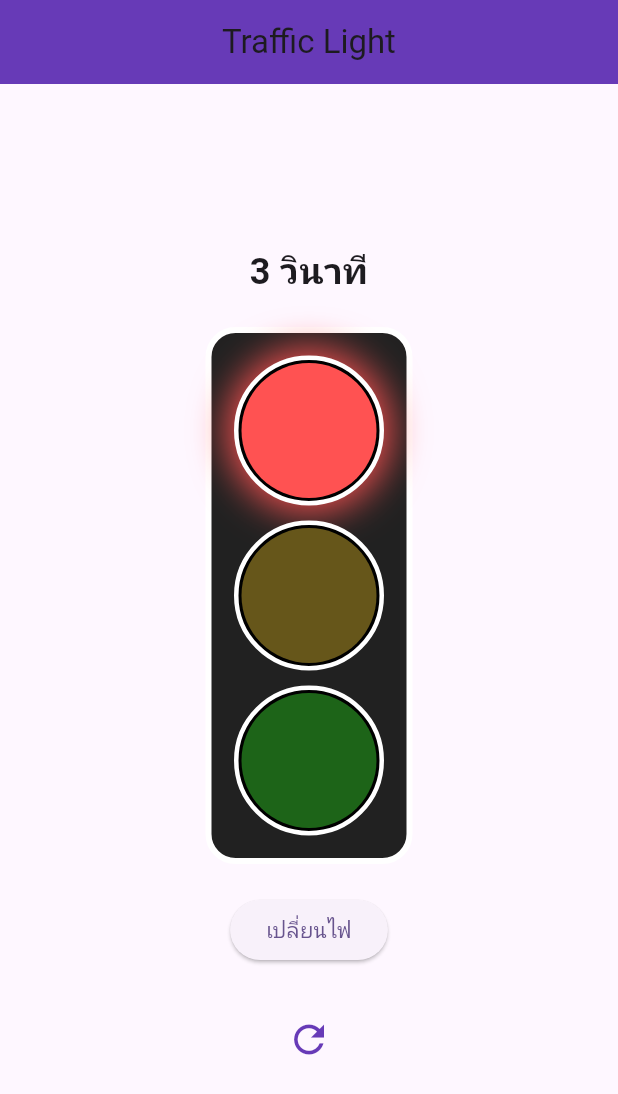
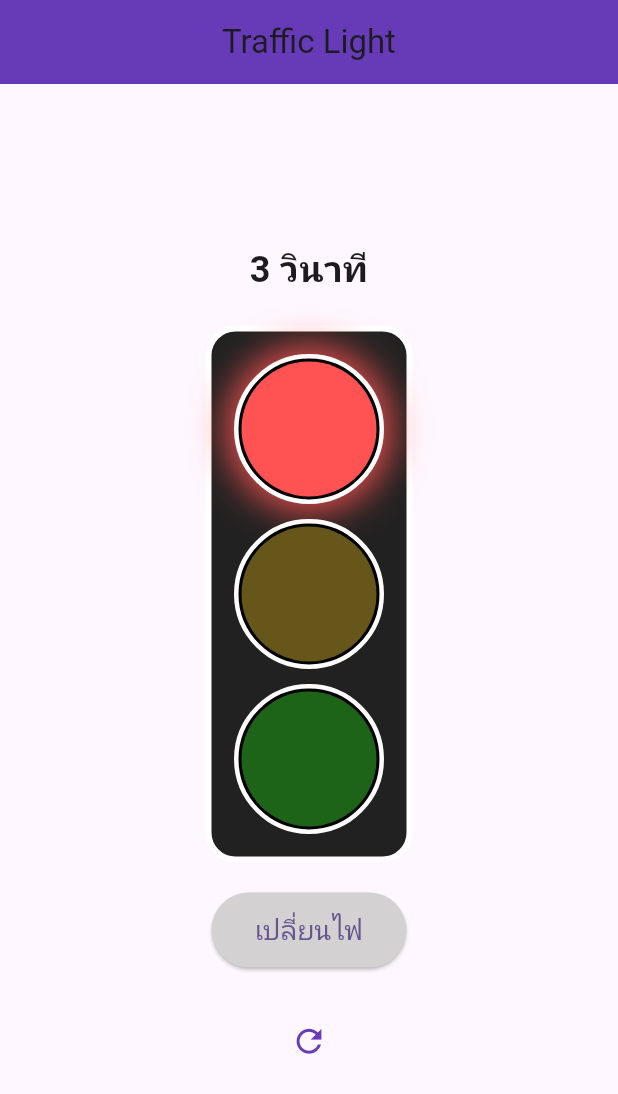
Before and after one commit to patchareeporn-saratee/Labmoblie, a Flutter app: the screen it shows after launch, on a phone screen of 412 x 824 dp. Shown: the top 1094 px of the screen. Run offline on Flutter 3.47's test engine with Material 3 defaults, Android fonts, the phone set to English and light mode, and no system bars.

Commit message:
homework 4

```diff
--- a/lib/traffi_clight/trafficlight.dart
+++ b/lib/traffi_clight/trafficlight.dart
@@ -42,6 +42,7 @@ class _TrafficLightScreenState extends State<TrafficLightScreen> {
   void _toggleLight(int lightIndex) {
     setState(() {
       if (_currentLight == lightIndex) {
+
         _currentLight = -1;
       } else {
         _currentLight = lightIndex;
@@ -72,7 +73,7 @@ class _TrafficLightScreenState extends State<TrafficLightScreen> {
         child: Column(
           mainAxisAlignment: MainAxisAlignment.center,
           children: [
-            // แสดงเวลาอยู่ข้างบน
+
             Text(
               '$_timeLeft วินาที',
               style: TextStyle(fontSize: 24, fontWeight: FontWeight.bold),
@@ -83,12 +84,17 @@ class _TrafficLightScreenState extends State<TrafficLightScreen> {
             ElevatedButton(
               onPressed: _changeLight, // ปุ่มเปลี่ยนไฟ
               child: Text('เปลี่ยนไฟ'),
+              style: ElevatedButton.styleFrom(
+                backgroundColor: const Color.fromARGB(255, 211, 209, 209),
+                minimumSize: Size(130, 50),
+                textStyle: TextStyle(fontSize: 18),
+              ),
             ),
             SizedBox(height: 25),
             IconButton(
               onPressed: _resetLights,  // ปุ่มลูกศรวน
               icon: Icon(Icons.refresh),
-              iconSize: 30,
+              iconSize: 25,
               color: Colors.deepPurple,
             ),
           ],
@@ -120,7 +126,7 @@ class _TrafficLightScreenState extends State<TrafficLightScreen> {
 
   Widget _buildLight(Color color, bool isActive, int lightIndex) {
     return GestureDetector(
-      onTap: () => _toggleLight(lightIndex), // กดที่ไฟเพื่อเปลี่ยนสถานะ
+      onTap: () => _toggleLight(lightIndex),
       child: AnimatedContainer(
         duration: Duration(milliseconds: 500),
         width: 100,
@@ -128,7 +134,7 @@ class _TrafficLightScreenState extends State<TrafficLightScreen> {
         decoration: BoxDecoration(
           color: Colors.black,
           shape: BoxShape.circle,
-          border: Border.all(color: Colors.white, width: 3),
+          border: Border.all(color: const Color.fromARGB(255, 255, 252, 252), width: 3),
           boxShadow: [
             BoxShadow(
               color: isActive ? color.withOpacity(0.9) : Colors.transparent,
```
